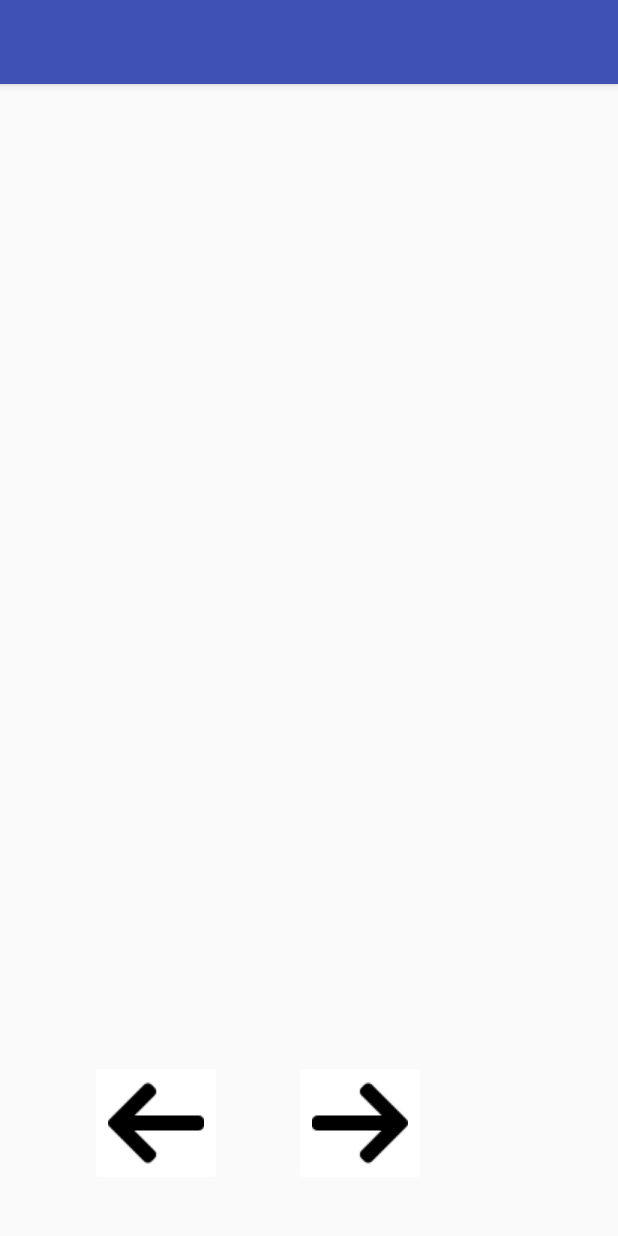
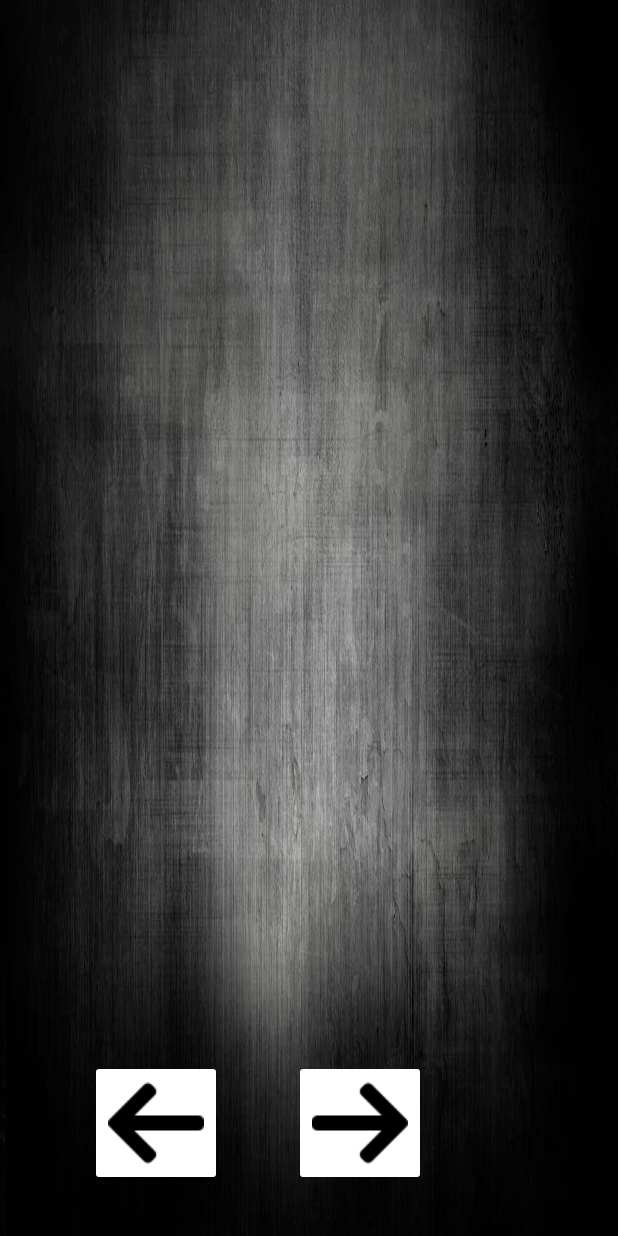
Before and after one commit to andreagregori/Telecomando, an Android app: the layout activity_main.xml on its own in the app's theme, with its tools: preview values and no code run, on a phone screen of 412 x 824 dp. Run offline under Robolectric (Android 15) with nearby library versions, the phone set to English and light mode, and no system bars.

Commit message:
background

```diff
--- a/app/src/main/AndroidManifest.xml
+++ b/app/src/main/AndroidManifest.xml
@@ -9,14 +9,11 @@
     <application
         android:allowBackup="true"
         android:icon="@mipmap/ic_launcher"
-        android:label="@string/app_name"
         android:roundIcon="@mipmap/ic_launcher_round"
         android:supportsRtl="true"
         android:theme="@style/AppTheme">
         <activity
-            android:name=".MainActivity"
-            android:label="@string/app_name"
-            android:theme="@style/AppTheme.NoActionBar">
+            android:name=".MainActivity">
             <intent-filter>
                 <action android:name="android.intent.action.MAIN" />
 
--- a/app/src/main/res/layout/activity_main.xml
+++ b/app/src/main/res/layout/activity_main.xml
@@ -1,27 +1,61 @@
 <?xml version="1.0" encoding="utf-8"?>
-
-<android.support.design.widget.CoordinatorLayout xmlns:android="http://schemas.android.com/apk/res/android"
+<android.support.constraint.ConstraintLayout xmlns:android="http://schemas.android.com/apk/res/android"
     xmlns:app="http://schemas.android.com/apk/res-auto"
-    xmlns:tools="http://schemas.android.com/tools"
     android:layout_width="match_parent"
     android:layout_height="match_parent"
-    tools:context="com.example.andre.telecomando.MainActivity">
+    android:theme="@style/AppTheme"
+    android:background="@drawable/background">
 
+    <ImageButton
+        android:id="@+id/btnSinistra"
+        android:layout_width="wrap_content"
+        android:layout_height="wrap_content"
+        android:layout_marginBottom="33dp"
+        android:layout_marginEnd="270dp"
+        android:layout_marginStart="60dp"
+        android:adjustViewBounds="false"
+        android:backgroundTint="@android:color/white"
+        android:cropToPadding="false"
+        app:layout_constraintBottom_toBottomOf="parent"
+        app:layout_constraintEnd_toStartOf="@+id/btnFreno"
+        app:layout_constraintStart_toStartOf="parent"
+        app:srcCompat="@drawable/leftarrow" />
 
-    <android.support.design.widget.AppBarLayout
-        android:layout_width="match_parent"
+    <ImageButton
+        android:id="@+id/btnDestra"
+        android:layout_width="wrap_content"
         android:layout_height="wrap_content"
-        android:theme="@style/AppTheme.AppBarOverlay">
+        android:layout_marginStart="48dp"
+        android:backgroundTint="?attr/colorBackgroundFloating"
+        app:layout_constraintBottom_toBottomOf="@+id/btnSinistra"
+        app:layout_constraintStart_toEndOf="@+id/btnSinistra"
+        app:layout_constraintTop_toTopOf="@+id/btnSinistra"
+        app:layout_constraintVertical_bias="0.0"
+        app:srcCompat="@drawable/rightarrow" />
 
-        <android.support.v7.widget.Toolbar
-            android:id="@+id/toolbar"
-            android:layout_width="match_parent"
-            android:layout_height="?attr/actionBarSize"
-            android:background="?attr/colorPrimary"
-            app:popupTheme="@style/AppTheme.PopupOverlay" />
+    <ImageButton
+        android:id="@+id/btnFreno"
+        android:layout_width="0dp"
+        android:layout_height="0dp"
+        android:layout_marginBottom="33dp"
+        android:layout_marginEnd="79dp"
+        android:backgroundTint="?attr/colorBackgroundFloating"
+        app:layout_constraintBottom_toBottomOf="parent"
+        app:layout_constraintEnd_toEndOf="parent"
+        app:layout_constraintStart_toEndOf="@+id/btnSinistra"
+        app:layout_constraintTop_toBottomOf="@+id/btnGas"
+        app:srcCompat="@drawable/freno" />
 
-    </android.support.design.widget.AppBarLayout>
+    <ImageButton
+        android:id="@+id/btnGas"
+        android:layout_width="95dp"
+        android:layout_height="wrap_content"
+        android:layout_marginBottom="45dp"
+        android:layout_marginTop="61dp"
+        android:backgroundTint="?attr/colorBackgroundFloating"
+        app:layout_constraintBottom_toTopOf="@+id/btnFreno"
+        app:layout_constraintStart_toStartOf="@+id/btnFreno"
+        app:layout_constraintTop_toTopOf="parent"
+        app:srcCompat="@drawable/gas" />
 
-    <include layout="@layout/content_main" />
-
-</android.support.design.widget.CoordinatorLayout>
+</android.support.constraint.ConstraintLayout>
--- a/app/src/main/res/layout/content_main.xml
+++ /dev/null
@@ -1,64 +0,0 @@
-<?xml version="1.0" encoding="utf-8"?>
-<android.support.constraint.ConstraintLayout xmlns:android="http://schemas.android.com/apk/res/android"
-    xmlns:app="http://schemas.android.com/apk/res-auto"
-    xmlns:tools="http://schemas.android.com/tools"
-    android:layout_width="match_parent"
-    android:layout_height="match_parent"
-    app:layout_behavior="@string/appbar_scrolling_view_behavior"
-    tools:context="com.example.andre.telecomando.MainActivity"
-    tools:layout_editor_absoluteY="73dp"
-    tools:showIn="@layout/activity_main">
-
-    <ImageButton
-        android:id="@+id/btnSinistra"
-        android:layout_width="wrap_content"
-        android:layout_height="wrap_content"
-        android:layout_marginBottom="33dp"
-        android:layout_marginEnd="270dp"
-        android:layout_marginStart="60dp"
-        android:adjustViewBounds="false"
-        android:backgroundTint="@android:color/white"
-        android:cropToPadding="false"
-        app:layout_constraintBottom_toBottomOf="parent"
-        app:layout_constraintEnd_toStartOf="@+id/btnFreno"
-        app:layout_constraintStart_toStartOf="parent"
-        app:srcCompat="@drawable/leftarrow" />
-
-    <ImageButton
-        android:id="@+id/btnDestra"
-        android:layout_width="wrap_content"
-        android:layout_height="wrap_content"
-        android:layout_marginStart="48dp"
-        android:backgroundTint="?attr/colorBackgroundFloating"
-        app:layout_constraintBottom_toBottomOf="@+id/btnSinistra"
-        app:layout_constraintStart_toEndOf="@+id/btnSinistra"
-        app:layout_constraintTop_toTopOf="@+id/btnSinistra"
-        app:layout_constraintVertical_bias="0.0"
-        app:srcCompat="@drawable/rightarrow" />
-
-    <ImageButton
-        android:id="@+id/btnFreno"
-        android:layout_width="0dp"
-        android:layout_height="0dp"
-        android:layout_marginBottom="33dp"
-        android:layout_marginEnd="79dp"
-        android:backgroundTint="?attr/colorBackgroundFloating"
-        app:layout_constraintBottom_toBottomOf="parent"
-        app:layout_constraintEnd_toEndOf="parent"
-        app:layout_constraintStart_toEndOf="@+id/btnSinistra"
-        app:layout_constraintTop_toBottomOf="@+id/btnGas"
-        app:srcCompat="@drawable/freno" />
-
-    <ImageButton
-        android:id="@+id/btnGas"
-        android:layout_width="95dp"
-        android:layout_height="wrap_content"
-        android:layout_marginBottom="45dp"
-        android:layout_marginTop="61dp"
-        android:backgroundTint="?attr/colorBackgroundFloating"
-        app:layout_constraintBottom_toTopOf="@+id/btnFreno"
-        app:layout_constraintStart_toStartOf="@+id/btnFreno"
-        app:layout_constraintTop_toTopOf="parent"
-        app:srcCompat="@drawable/gas" />
-
-</android.support.constraint.ConstraintLayout>
--- a/app/src/main/res/values/colors.xml
+++ b/app/src/main/res/values/colors.xml
@@ -3,4 +3,6 @@
     <color name="colorPrimary">#3F51B5</color>
     <color name="colorPrimaryDark">#303F9F</color>
     <color name="colorAccent">#FF4081</color>
+    <color name="accent_material_dark_1">#990000</color>
+    <color name="accent_material_dark_2">#990000</color>
 </resources>
--- a/app/src/main/res/values/styles.xml
+++ b/app/src/main/res/values/styles.xml
@@ -1,20 +1,14 @@
 <resources>
 
     <!-- Base application theme. -->
-    <style name="AppTheme" parent="Theme.AppCompat.Light.DarkActionBar">
+    <style name="AppTheme" parent="Theme.AppCompat.Light.NoActionBar">
         <!-- Customize your theme here. -->
-        <item name="colorPrimary">@color/colorPrimary</item>
-        <item name="colorPrimaryDark">@color/colorPrimaryDark</item>
+        <item name="colorPrimary">#000000</item>
+        <item name="colorPrimaryDark">#000000</item>
         <item name="colorAccent">@color/colorAccent</item>
+        <item name="windowActionBar">false</item>
+        <item name="windowNoTitle">true</item>
+        <item name="android:windowFullscreen">true</item>
     </style>
 
-    <style name="AppTheme.NoActionBar">
-        <item name="windowActionBar">false</item>
-        <item name="windowNoTitle">true</item>
-    </style>
-
-    <style name="AppTheme.AppBarOverlay" parent="ThemeOverlay.AppCompat.Dark.ActionBar" />
-
-    <style name="AppTheme.PopupOverlay" parent="ThemeOverlay.AppCompat.Light" />
-
 </resources>
```
Also changed, not shown: app/src/main/java/com/example/andre/telecomando/MainActivity.java (+0 -24 lines), app/src/main/res/menu/menu_main.xml (deleted, +0 -10 lines), app/src/main/res/drawable/background.png (added), settings.gradle (line endings or trailing spaces).
